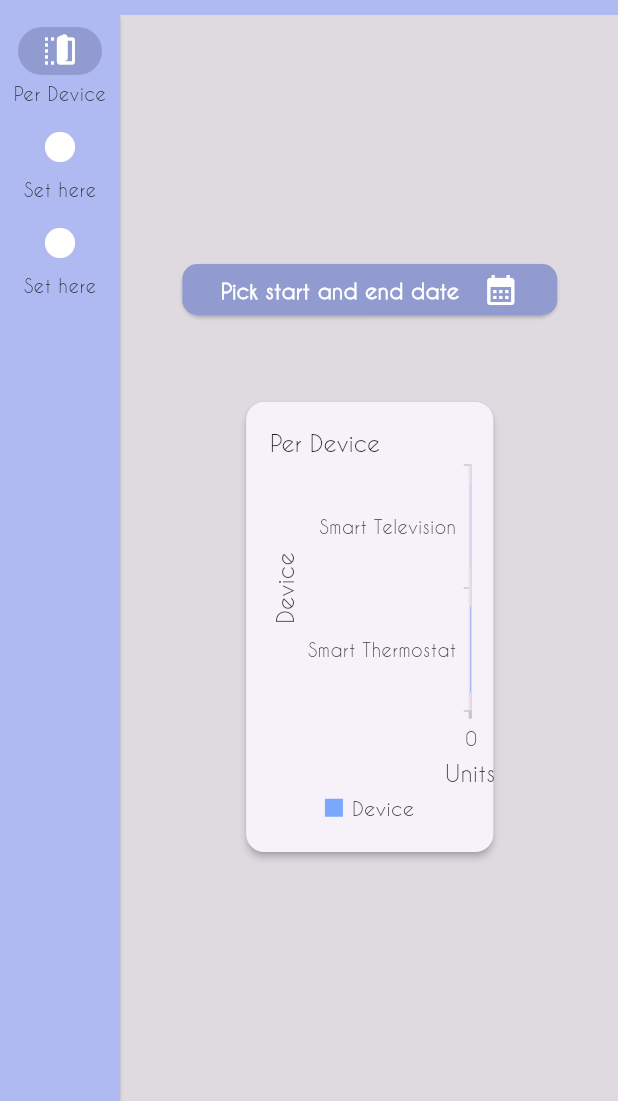
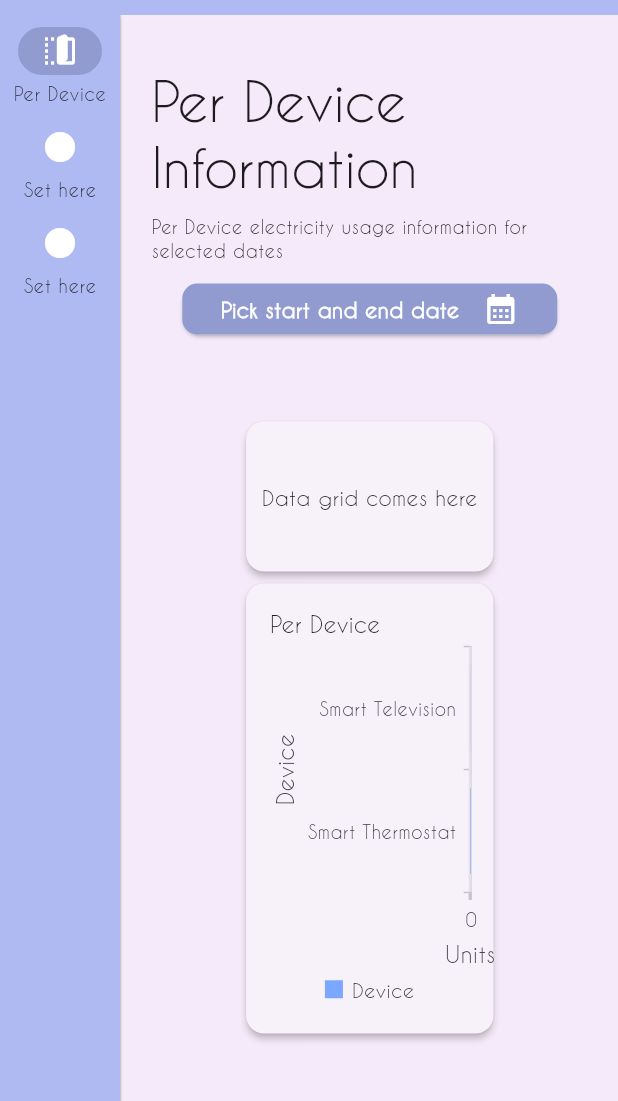
Before and after one commit to Thisuraka/smart_house_dash, a Flutter app: the screen it shows after launch, on a phone screen of 412 x 824 dp, the part 135-1236 px from its top. Run offline on Flutter 3.47's test engine with Material 2 defaults, Android fonts, the phone set to English and light mode, and no system bars; our stand-ins replace dio, flutter_easyloading, syncfusion_flutter_charts; statements that could not run were skipped.

Commit message:
titles and body color

```diff
--- a/lib/style.dart
+++ b/lib/style.dart
@@ -3,6 +3,7 @@ import 'package:flutter/material.dart';
 class AppColors {
   static Color defaultColor = const Color(0xFFAFBAF3);
   static Color accentColor = const Color(0xFF919BCF);
+  static Color bodyColor = const Color(0x54E3CFED);
 
   static Color inactiveColor = const Color(0xFFCFCFCF);
   static Color warningAlertColor = const Color(0xFFFF7F50);
@@ -10,8 +11,7 @@ class AppColors {
   static Color errorAlertColor = const Color(0xFFFF4757);
   static Color loadingPlaceholderColor = const Color(0xFFE0E0E0);
 
-
-  static Color chartBlue =const Color(0xFF7BA7FF);
+  static Color chartBlue = const Color(0xFF7BA7FF);
 }
 
 //Fonts and text
--- a/lib/utils/strings.dart
+++ b/lib/utils/strings.dart
@@ -1,5 +1,7 @@
 class AppString {
   static const perDevice = "Per Device";
+  static const perDeviceTitle = "Per Device Information";
+  static const perDeviceDesc = "Per Device electricity usage information for selected dates";
   static const pickStartEndDate = "Pick start and end date";
   static const device = "Device";
   static const units = "Units";
--- a/lib/views/home_view.dart
+++ b/lib/views/home_view.dart
@@ -61,7 +61,8 @@ class HomeView extends StatelessWidget {
                 if (model.selectedIndex == 0)
                   Expanded(
                     child: Container(
-                      color: Colors.black12,
+                      color: AppColors.bodyColor,
+                      padding: const EdgeInsets.all(20),
                       child: ChangeNotifierProvider(
                         create: (context) => PerDeviceViewModel(),
                         child: const PerDeviceTab(),
@@ -71,13 +72,15 @@ class HomeView extends StatelessWidget {
                 if (model.selectedIndex == 1)
                   Expanded(
                     child: Container(
-                      color: Colors.black12,
+                      color: AppColors.bodyColor,
+                      padding: const EdgeInsets.all(20),
                     ),
                   ),
                 if (model.selectedIndex == 2)
                   Expanded(
                     child: Container(
-                      color: Colors.black12,
+                      color: AppColors.bodyColor,
+                      padding: const EdgeInsets.all(20),
                     ),
                   ),
               ],
--- /dev/null
+++ b/lib/views/per_device/per_device_datagrid.dart
@@ -0,0 +1,17 @@
+import 'package:flutter/material.dart';
+import 'package:smart_home/models/per_device_and_date_model.dart';
+
+class PerDeviceDatagrid extends StatelessWidget {
+  const PerDeviceDatagrid({required this.perDeviceList, super.key});
+
+  final List<PerDeviceModel> perDeviceList;
+
+  @override
+  Widget build(BuildContext context) {
+    return Container(
+      height: 100,
+      alignment: Alignment.center,
+      child: const Text("Data grid comes here"),
+    );
+  }
+}
--- a/lib/views/per_device/per_device_tab.dart
+++ b/lib/views/per_device/per_device_tab.dart
@@ -1,8 +1,11 @@
 import 'package:flutter/material.dart';
 import 'package:provider/provider.dart';
+import 'package:smart_home/utils/strings.dart';
 import 'package:smart_home/viewmodels/per_device_viewmodel.dart';
 import 'package:smart_home/views/per_device/per_device_chart.dart';
+import 'package:smart_home/views/per_device/per_device_datagrid.dart';
 import 'package:smart_home/widgets/date_filter_widget.dart';
+import 'package:smart_home/widgets/page_title_subtitle.dart';
 
 class PerDeviceTab extends StatelessWidget {
   const PerDeviceTab({super.key});
@@ -11,8 +14,10 @@ class PerDeviceTab extends StatelessWidget {
   Widget build(BuildContext context) {
     return Consumer<PerDeviceViewModel>(builder: (context, model, child) {
       return Column(
-        mainAxisAlignment: MainAxisAlignment.center,
+        mainAxisAlignment: MainAxisAlignment.start,
         children: [
+          pageTitleSubtitle(
+              context: context, subtitle2: AppString.perDeviceTitle, subtitle3: AppString.perDeviceDesc),
           DateFilterWidget(
             selectedDates: (DateTime startDate, DateTime endDate) {
               model.setStartAndEndDate(startDate, endDate);
@@ -21,11 +26,21 @@ class PerDeviceTab extends StatelessWidget {
           const SizedBox(
             height: 50,
           ),
-          Card(
-            elevation: 2,
-            child: SizedBox(
-                width: MediaQuery.of(context).size.width * 0.4,
-                child: PerDeviceChart(perDeviceList: model.sampleData)),
+          Wrap(
+            children: [
+              Card(
+                elevation: 2,
+                child: SizedBox(
+                    width: MediaQuery.of(context).size.width * 0.4,
+                    child: PerDeviceDatagrid(perDeviceList: model.sampleData)),
+              ),
+              Card(
+                elevation: 2,
+                child: SizedBox(
+                    width: MediaQuery.of(context).size.width * 0.4,
+                    child: PerDeviceChart(perDeviceList: model.sampleData)),
+              ),
+            ],
           )
         ],
       );
--- /dev/null
+++ b/lib/widgets/page_title_subtitle.dart
@@ -0,0 +1,81 @@
+import 'package:flutter/material.dart';
+
+Widget pageTitleSubtitle({
+  required BuildContext context,
+  String? title,
+  String? subtitle1,
+  String? subtitle2,
+  String? subtitle3,
+  String? subtitle4,
+}) {
+  return LayoutBuilder(
+    builder: (context, constraints) => SizedBox(
+      width: constraints.maxWidth,
+      child: Column(
+        crossAxisAlignment: CrossAxisAlignment.start,
+        children: [
+          const SizedBox(
+            height: 10,
+          ),
+          if (title != null && title.isNotEmpty)
+            Padding(
+              padding: const EdgeInsets.only(bottom: 20.0),
+              child: Text(
+                title,
+                style: Theme.of(context).textTheme.titleLarge,
+              ),
+            ),
+          if (subtitle1 != null && subtitle1.isNotEmpty)
+            Padding(
+              padding: const EdgeInsets.only(bottom: 5.0),
+              child: Text(
+                subtitle1,
+                style: Theme.of(context).textTheme.displayMedium,
+              ),
+            ),
+          const SizedBox(
+            height: 5,
+          ),
+          if (subtitle2 != null || subtitle3 != null || subtitle4 != null)
+            Column(
+              crossAxisAlignment: CrossAxisAlignment.start,
+              children: [
+                if (subtitle2 != null && subtitle2.isNotEmpty)
+                  Padding(
+                    padding: const EdgeInsets.only(bottom: 10.0),
+                    child: Text(
+                      subtitle2,
+                      overflow: TextOverflow.visible,
+                      softWrap: true,
+                      style: Theme.of(context).textTheme.displaySmall!.copyWith(
+                            overflow: TextOverflow.visible,
+                          ),
+                    ),
+                  ),
+                if (subtitle3 != null && subtitle3.isNotEmpty)
+                  Padding(
+                    padding: const EdgeInsets.only(bottom: 10.0),
+                    child: Text(
+                      subtitle3,
+                      overflow: TextOverflow.visible,
+                      softWrap: true,
+                      style: Theme.of(context).textTheme.bodySmall,
+                    ),
+                  ),
+                if (subtitle4 != null && subtitle4.isNotEmpty)
+                  Padding(
+                    padding: const EdgeInsets.only(bottom: 10.0),
+                    child: Text(
+                      subtitle4,
+                      overflow: TextOverflow.visible,
+                      softWrap: true,
+                      style: Theme.of(context).textTheme.labelLarge,
+                    ),
+                  ),
+              ],
+            ),
+        ],
+      ),
+    ),
+  );
+}
```
